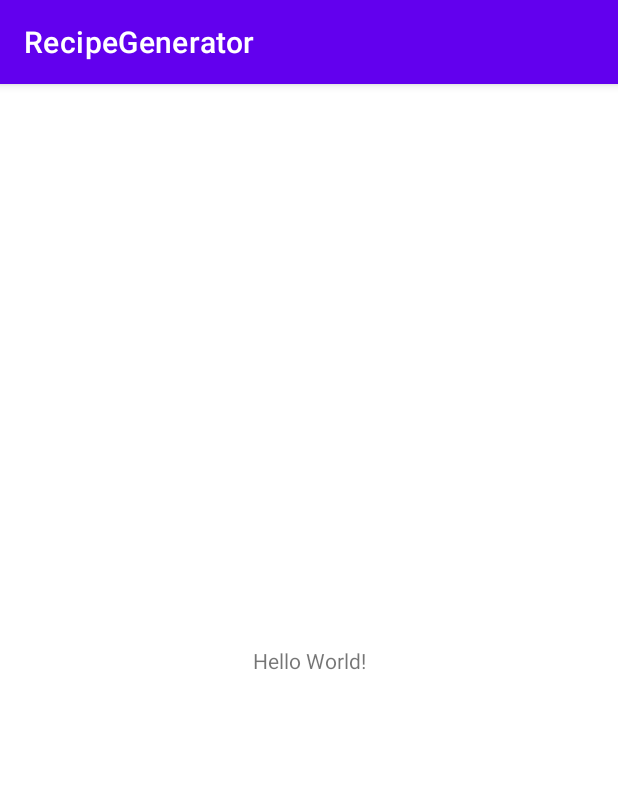
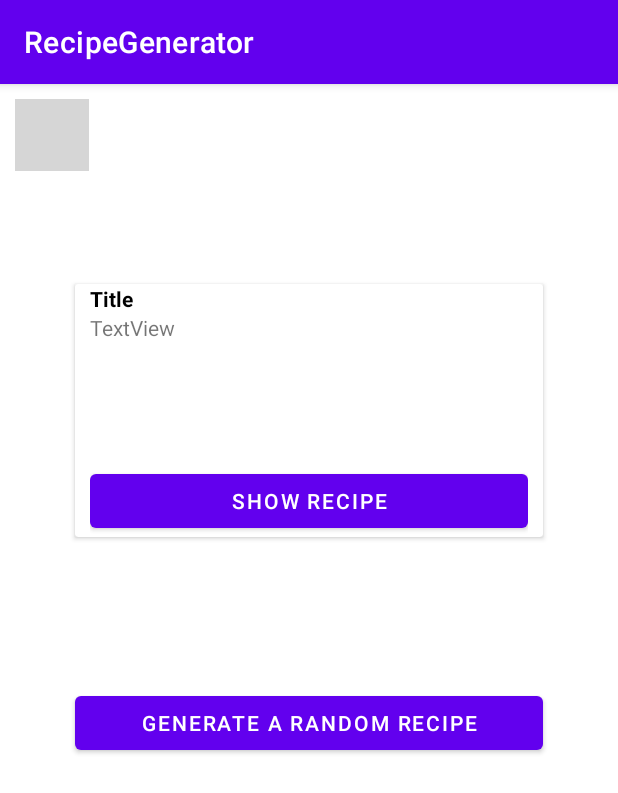
Before and after one commit to eliaSchenker/RecipeGenerator, an Android app: the screen it shows after launch (MainActivity), on a phone screen of 412 x 824 dp. Shown: the top 793 px of the screen. Run offline under Robolectric (Android 15) with nearby library versions, the phone set to English and light mode, and no system bars; grey boxes are pictures that could not be loaded.

Commit message:
Designed basic UI for the main activity_main.xml

```diff
--- a/app/src/main/res/layout/activity_main.xml
+++ b/app/src/main/res/layout/activity_main.xml
@@ -1,18 +1,88 @@
 <?xml version="1.0" encoding="utf-8"?>
-<androidx.constraintlayout.widget.ConstraintLayout xmlns:android="http://schemas.android.com/apk/res/android"
+<androidx.constraintlayout.widget.ConstraintLayout
+    xmlns:android="http://schemas.android.com/apk/res/android"
+    xmlns:tools="http://schemas.android.com/tools"
     xmlns:app="http://schemas.android.com/apk/res-auto"
-    xmlns:tools="http://schemas.android.com/tools"
     android:layout_width="match_parent"
     android:layout_height="match_parent"
     tools:context=".MainActivity">
 
-    <TextView
-        android:layout_width="wrap_content"
-        android:layout_height="wrap_content"
-        android:text="Hello World!"
-        app:layout_constraintBottom_toBottomOf="parent"
-        app:layout_constraintEnd_toEndOf="parent"
-        app:layout_constraintStart_toStartOf="parent"
-        app:layout_constraintTop_toTopOf="parent" />
+    <LinearLayout
+        android:layout_width="match_parent"
+        android:layout_height="match_parent"
+        android:orientation="vertical"
+        tools:layout_editor_absoluteX="0dp"
+        tools:layout_editor_absoluteY="16dp">
+
+        <LinearLayout
+            android:layout_width="match_parent"
+            android:layout_height="wrap_content"
+            android:orientation="horizontal">
+
+            <ImageButton
+                android:id="@+id/showFavoritesBtn"
+                android:layout_width="49dp"
+                android:layout_height="48dp"
+                android:layout_marginLeft="10dp"
+                android:layout_marginTop="10dp"
+                app:srcCompat="@drawable/ic_round_star_24" />
+
+        </LinearLayout>
+
+        <androidx.cardview.widget.CardView
+            android:id="@+id/recipeCard"
+            android:layout_width="match_parent"
+            android:layout_height="wrap_content"
+            android:layout_marginLeft="50dp"
+            android:layout_marginTop="75dp"
+            android:layout_marginRight="50dp"
+            android:visibility="visible">
+
+            <LinearLayout
+                android:layout_width="match_parent"
+                android:layout_height="wrap_content"
+                android:layout_marginLeft="10dp"
+                android:layout_marginRight="10dp"
+                android:orientation="vertical">
+
+                <ImageView
+                    android:id="@+id/recipeImage"
+                    android:layout_width="match_parent"
+                    android:layout_height="wrap_content"
+                    tools:srcCompat="@tools:sample/avatars" />
+
+                <TextView
+                    android:id="@+id/recipeTitle"
+                    android:layout_width="match_parent"
+                    android:layout_height="wrap_content"
+                    android:text="Title"
+                    android:textColor="#000000"
+                    android:textStyle="bold" />
+
+                <TextView
+                    android:id="@+id/recipeText"
+                    android:layout_width="match_parent"
+                    android:layout_height="101dp"
+                    android:scrollbars="vertical"
+                    android:text="TextView" />
+
+                <Button
+                    android:id="@+id/showRecipeBtn"
+                    android:layout_width="match_parent"
+                    android:layout_height="wrap_content"
+                    android:layout_marginTop="0dp"
+                    android:text="SHOW RECIPE" />
+            </LinearLayout>
+        </androidx.cardview.widget.CardView>
+
+        <Button
+            android:id="@+id/generateRecipeBtn"
+            android:layout_width="match_parent"
+            android:layout_height="wrap_content"
+            android:layout_marginLeft="50dp"
+            android:layout_marginTop="100dp"
+            android:layout_marginRight="50dp"
+            android:text="Generate a random recipe" />
+    </LinearLayout>
 
 </androidx.constraintlayout.widget.ConstraintLayout>
```
